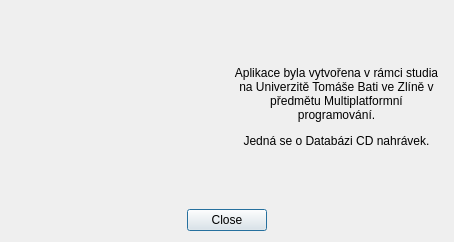
First picture: the form in infowindow.ui, repository Lolcoman/CD_records, before the edit.
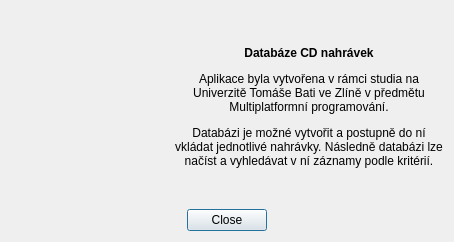
Second picture: the form after the edit. Icons and pictures are not drawn.

```diff
--- a/infowindow.ui
+++ b/infowindow.ui
@@ -36,7 +36,7 @@
      <item row="0" column="1">
       <widget class="QLabel" name="label">
        <property name="text">
-        <string>&lt;html&gt;&lt;head/&gt;&lt;body&gt;&lt;p&gt;Aplikace byla vytvořena v rámci studia na Univerzitě Tomáše Bati ve Zlíně v předmětu Multiplatformní programování.&lt;/p&gt;&lt;p&gt;Jedná se o Databázi CD nahrávek.&lt;/p&gt;&lt;/body&gt;&lt;/html&gt;</string>
+        <string>&lt;html&gt;&lt;head/&gt;&lt;body&gt;&lt;p align=&quot;center&quot;&gt;&lt;span style=&quot; font-weight:700;&quot;&gt;Databáze CD nahrávek&lt;/span&gt;&lt;/p&gt;&lt;p&gt;Aplikace byla vytvořena v rámci studia na Univerzitě Tomáše Bati ve Zlíně v předmětu Multiplatformní programování.&lt;/p&gt;&lt;p&gt;Databázi je možné vytvořit a postupně do ní vkládat jednotlivé nahrávky. Následně databázi lze načíst a vyhledávat v ní záznamy podle kritérií.&lt;/p&gt;&lt;/body&gt;&lt;/html&gt;</string>
        </property>
        <property name="alignment">
         <set>Qt::AlignCenter</set>
```
